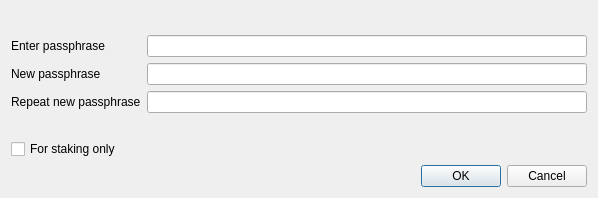
Old version of the form src/qt/forms/askpassphrasedialog.ui in the repository Euno/eunowallet.
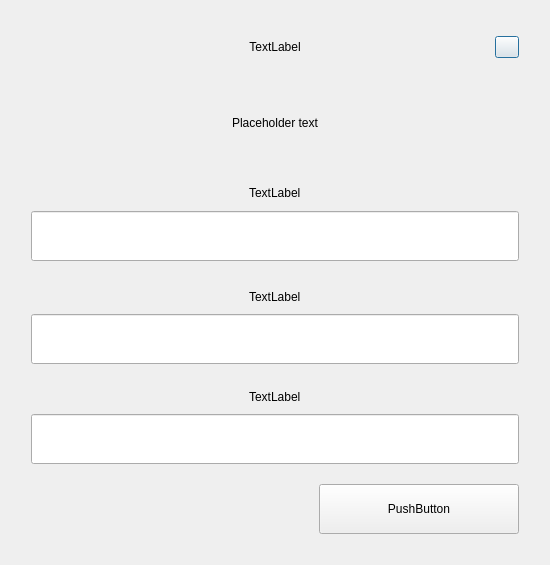
New version of the form.

Diff of the .ui file:
```diff
--- a/src/qt/forms/askpassphrasedialog.ui
+++ b/src/qt/forms/askpassphrasedialog.ui
@@ -6,8 +6,8 @@
    <rect>
     <x>0</x>
     <y>0</y>
-    <width>598</width>
-    <height>198</height>
+    <width>550</width>
+    <height>565</height>
    </rect>
   </property>
   <property name="sizePolicy">
@@ -22,69 +22,290 @@
     <height>0</height>
    </size>
   </property>
+  <property name="maximumSize">
+   <size>
+    <width>550</width>
+    <height>16777215</height>
+   </size>
+  </property>
   <property name="windowTitle">
    <string>Passphrase Dialog</string>
   </property>
   <layout class="QVBoxLayout" name="verticalLayout">
    <item>
+    <widget class="QWidget" name="left" native="true">
+     <property name="styleSheet">
+      <string notr="true"/>
+     </property>
+     <layout class="QVBoxLayout" name="left_3">
+      <property name="spacing">
+       <number>20</number>
+      </property>
+      <property name="leftMargin">
+       <number>20</number>
+      </property>
+      <property name="topMargin">
+       <number>20</number>
+      </property>
+      <property name="rightMargin">
+       <number>20</number>
+      </property>
+      <property name="bottomMargin">
+       <number>20</number>
+      </property>
+      <item>
+       <layout class="QHBoxLayout" name="horizontalLayout_3" stretch="0,0">
+        <property name="spacing">
+         <number>0</number>
+        </property>
+        <item>
+         <widget class="QWidget" name="widget" native="true">
+          <property name="styleSheet">
+           <string notr="true">padding-left:24px;</string>
+          </property>
+          <layout class="QVBoxLayout" name="verticalLayoutTitle">
+           <property name="spacing">
+            <number>5</number>
+           </property>
+           <item alignment="Qt::AlignHCenter">
+            <widget class="QLabel" name="labelTitle">
+             <property name="text">
+              <string>TextLabel</string>
+             </property>
+             <property name="alignment">
+              <set>Qt::AlignCenter</set>
+             </property>
+            </widget>
+           </item>
+          </layout>
+         </widget>
+        </item>
+        <item>
+         <widget class="QPushButton" name="btnEsc">
+          <property name="maximumSize">
+           <size>
+            <width>24</width>
+            <height>16777215</height>
+           </size>
+          </property>
+          <property name="text">
+           <string/>
+          </property>
+         </widget>
+        </item>
+       </layout>
+      </item>
+      <item alignment="Qt::AlignHCenter|Qt::AlignVCenter">
     <widget class="QLabel" name="warningLabel">
+        <property name="sizePolicy">
+         <sizepolicy hsizetype="Expanding" vsizetype="Expanding">
+          <horstretch>0</horstretch>
+          <verstretch>0</verstretch>
+         </sizepolicy>
+        </property>
+        <property name="minimumSize">
+         <size>
+          <width>400</width>
+          <height>0</height>
+         </size>
+        </property>
+        <property name="text">
+         <string notr="true">Placeholder text</string>
+        </property>
      <property name="textFormat">
       <enum>Qt::RichText</enum>
      </property>
+        <property name="alignment">
+         <set>Qt::AlignCenter</set>
+        </property>
      <property name="wordWrap">
       <bool>true</bool>
      </property>
     </widget>
    </item>
    <item>
-    <layout class="QFormLayout" name="formLayout">
-     <property name="fieldGrowthPolicy">
-      <enum>QFormLayout::AllNonFixedFieldsGrow</enum>
-     </property>
-     <item row="0" column="0">
+       <layout class="QHBoxLayout" name="horizontalLayout_6" stretch="2">
+        <property name="spacing">
+         <number>0</number>
+        </property>
+        <item>
+         <layout class="QVBoxLayout" name="verticalLayout_7">
+          <property name="spacing">
+           <number>5</number>
+          </property>
+          <item alignment="Qt::AlignHCenter">
       <widget class="QLabel" name="passLabel1">
+            <property name="minimumSize">
+             <size>
+              <width>0</width>
+              <height>20</height>
+             </size>
+            </property>
+            <property name="maximumSize">
+             <size>
+              <width>16777215</width>
+              <height>20</height>
+             </size>
+            </property>
        <property name="text">
-        <string>Enter passphrase</string>
+             <string>TextLabel</string>
        </property>
       </widget>
      </item>
-     <item row="0" column="1">
+          <item>
+           <widget class="QWidget" name="layoutEdit" native="true">
+            <layout class="QHBoxLayout" name="horizontalLayout">
+             <property name="spacing">
+              <number>0</number>
+             </property>
+             <property name="leftMargin">
+              <number>0</number>
+             </property>
+             <property name="topMargin">
+              <number>0</number>
+             </property>
+             <property name="rightMargin">
+              <number>0</number>
+             </property>
+             <property name="bottomMargin">
+              <number>0</number>
+             </property>
+             <item>
       <widget class="QLineEdit" name="passEdit1">
+               <property name="minimumSize">
+                <size>
+                 <width>0</width>
+                 <height>50</height>
+                </size>
+               </property>
+               <property name="maximumSize">
+                <size>
+                 <width>16777215</width>
+                 <height>50</height>
+                </size>
+               </property>
        <property name="echoMode">
         <enum>QLineEdit::Password</enum>
        </property>
       </widget>
      </item>
-     <item row="1" column="0">
+            </layout>
+           </widget>
+          </item>
+         </layout>
+        </item>
+       </layout>
+      </item>
+      <item>
+       <layout class="QVBoxLayout" name="verticalLayout_9">
+        <property name="spacing">
+         <number>5</number>
+        </property>
+        <item alignment="Qt::AlignHCenter">
       <widget class="QLabel" name="passLabel2">
        <property name="text">
-        <string>New passphrase</string>
+           <string>TextLabel</string>
        </property>
       </widget>
      </item>
-     <item row="1" column="1">
+        <item>
+         <widget class="QWidget" name="layoutEdit2" native="true">
+          <layout class="QHBoxLayout" name="horizontalLayout_2">
+           <property name="spacing">
+            <number>0</number>
+           </property>
+           <property name="leftMargin">
+            <number>0</number>
+           </property>
+           <property name="topMargin">
+            <number>0</number>
+           </property>
+           <property name="rightMargin">
+            <number>0</number>
+           </property>
+           <property name="bottomMargin">
+            <number>0</number>
+           </property>
+           <item>
       <widget class="QLineEdit" name="passEdit2">
+             <property name="minimumSize">
+              <size>
+               <width>0</width>
+               <height>50</height>
+              </size>
+             </property>
+             <property name="maximumSize">
+              <size>
+               <width>16777215</width>
+               <height>50</height>
+              </size>
+             </property>
        <property name="echoMode">
         <enum>QLineEdit::Password</enum>
        </property>
-      </widget>
-     </item>
-     <item row="2" column="0">
+             <property name="alignment">
+              <set>Qt::AlignLeading|Qt::AlignLeft|Qt::AlignVCenter</set>
+             </property>
+            </widget>
+           </item>
+          </layout>
+         </widget>
+        </item>
+       </layout>
+      </item>
+      <item>
+       <layout class="QVBoxLayout" name="verticalLayout_10">
+        <property name="spacing">
+         <number>5</number>
+        </property>
+        <item alignment="Qt::AlignHCenter">
       <widget class="QLabel" name="passLabel3">
        <property name="text">
-        <string>Repeat new passphrase</string>
+           <string>TextLabel</string>
        </property>
       </widget>
      </item>
-     <item row="2" column="1">
+        <item>
       <widget class="QLineEdit" name="passEdit3">
+          <property name="minimumSize">
+           <size>
+            <width>0</width>
+            <height>50</height>
+           </size>
+          </property>
+          <property name="maximumSize">
+           <size>
+            <width>16777215</width>
+            <height>50</height>
+           </size>
+          </property>
        <property name="echoMode">
         <enum>QLineEdit::Password</enum>
        </property>
-      </widget>
-     </item>
-     <item row="3" column="1">
-      <widget class="QLabel" name="capsLabel">
+          <property name="alignment">
+           <set>Qt::AlignLeading|Qt::AlignLeft|Qt::AlignVCenter</set>
+          </property>
+         </widget>
+        </item>
+       </layout>
+      </item>
+      <item>
+       <layout class="QHBoxLayout" name="horizontalLayout_7">
+        <item>
+         <spacer name="horizontalSpacer">
+          <property name="orientation">
+           <enum>Qt::Horizontal</enum>
+          </property>
+          <property name="sizeHint" stdset="0">
+           <size>
+            <width>40</width>
+            <height>20</height>
+           </size>
+          </property>
+         </spacer>
+        </item>
+        <item>
+         <widget class="QLabel" name="passWarningLabel">
        <property name="font">
         <font>
          <weight>75</weight>
@@ -95,36 +316,48 @@
         <string/>
        </property>
        <property name="alignment">
-        <set>Qt::AlignCenter</set>
-       </property>
-      </widget>
-     </item>
-     <item row="4" column="0">
-      <widget class="QCheckBox" name="stakingCheckBox">
-       <property name="enabled">
-        <bool>true</bool>
-       </property>
-       <property name="toolTip">
-        <string>Serves to disable the trivial sendmoney when OS account compromised. Provides no real security.</string>
-       </property>
-       <property name="text">
-        <string>For staking only</string>
-       </property>
-       <property name="visible">
-        <bool>false</bool>
-       </property>
-      </widget>
-     </item>
-    </layout>
+           <set>Qt::AlignLeading|Qt::AlignLeft|Qt::AlignVCenter</set>
+          </property>
+         </widget>
    </item>
    <item>
-    <widget class="QDialogButtonBox" name="buttonBox">
+         <spacer name="horizontalSpacer_5">
      <property name="orientation">
       <enum>Qt::Horizontal</enum>
      </property>
-     <property name="standardButtons">
-      <set>QDialogButtonBox::Cancel|QDialogButtonBox::Ok</set>
-     </property>
+          <property name="sizeType">
+           <enum>QSizePolicy::Expanding</enum>
+          </property>
+          <property name="sizeHint" stdset="0">
+           <size>
+            <width>40</width>
+            <height>20</height>
+           </size>
+          </property>
+         </spacer>
+        </item>
+        <item>
+         <widget class="QPushButton" name="pushButtonOk">
+          <property name="minimumSize">
+           <size>
+            <width>200</width>
+            <height>50</height>
+           </size>
+          </property>
+          <property name="maximumSize">
+           <size>
+            <width>200</width>
+            <height>50</height>
+           </size>
+          </property>
+          <property name="text">
+           <string>PushButton</string>
+          </property>
+         </widget>
+        </item>
+       </layout>
+      </item>
+     </layout>
     </widget>
    </item>
   </layout>
```
Left out of the diff: 35 changed lines with no effect on the pictures. Lines whose indentation alone changed are shown as unchanged.
